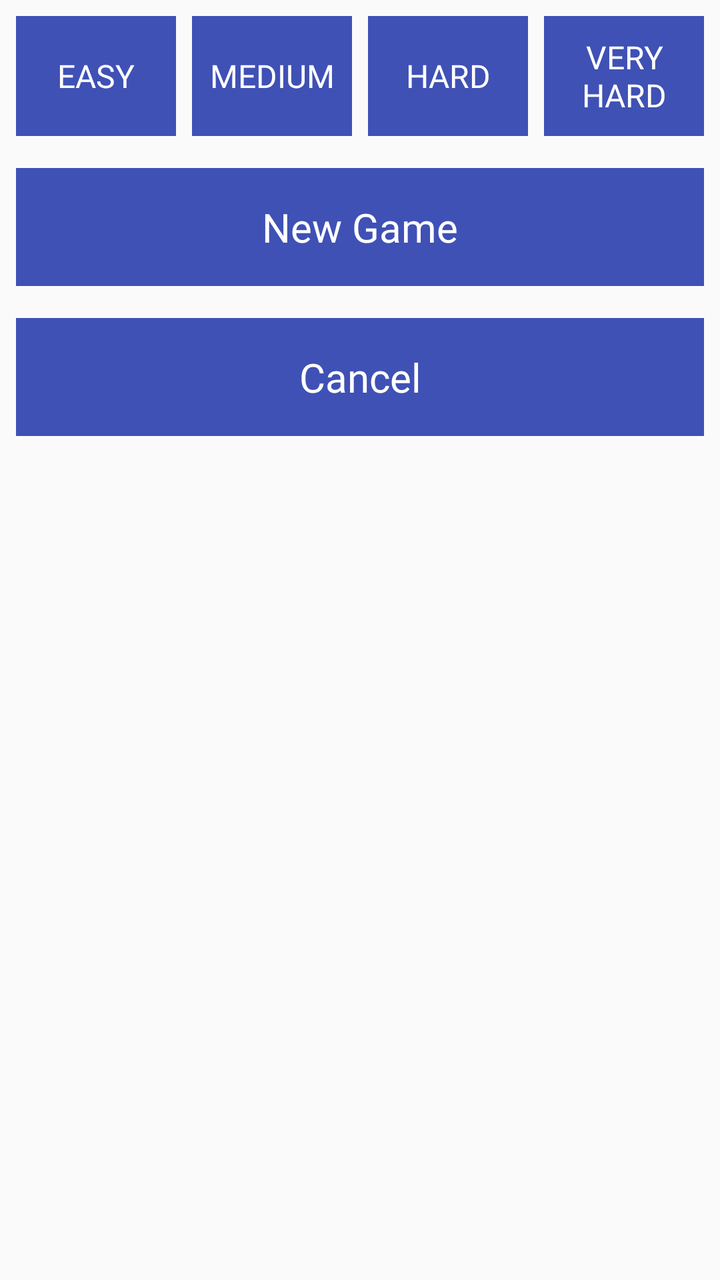
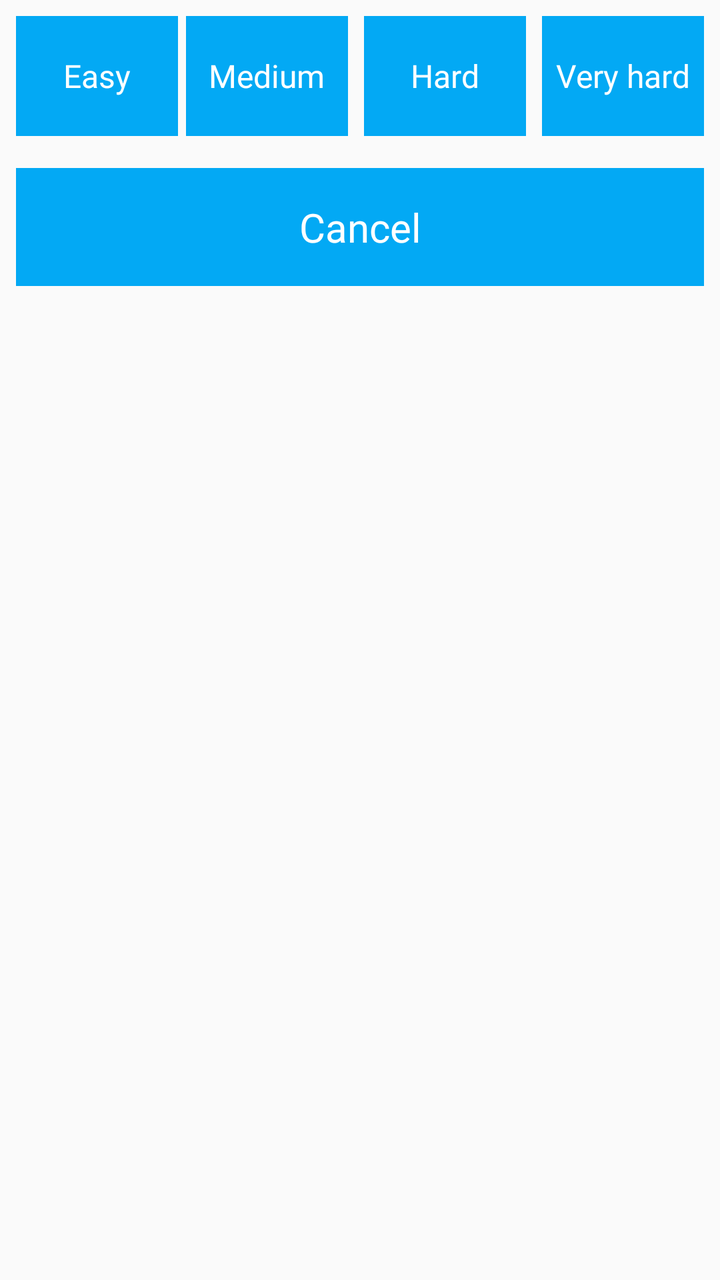

Compare the two renders of this Android layout. The source of the first and the diff that turns it into the second are given below.
<!-- AndroidManifest.xml: application theme AppTheme -->
<!-- res/layout/dialog_menu.xml -->
<?xml version="1.0" encoding="utf-8"?>
<LinearLayout xmlns:android="http://schemas.android.com/apk/res/android"
    android:layout_width="match_parent"
    android:layout_height="wrap_content"
    android:orientation="vertical"
    android:padding="@dimen/mini_margin" >

    <LinearLayout
        android:layout_width="match_parent"
        android:layout_height="wrap_content"
        android:gravity="center_vertical"
        android:orientation="horizontal" >

        <RelativeLayout
            android:layout_width="0dp"
            android:layout_height="wrap_content"
            android:gravity="center"
            android:layout_marginRight="@dimen/radius"
            android:layout_weight="1" >

            <Button
                android:id="@+id/btnEasy"
                android:layout_width="match_parent"
                android:layout_height="60dp"
                android:padding="@dimen/radius"
                android:textColor="@android:color/white"
                android:background="@color/colorPrimary"
                android:textSize="@dimen/standard_text"
                style="@style/CustomFontStyle"
                android:text="Easy" />
        </RelativeLayout>

        <RelativeLayout
            android:layout_width="0dp"
            android:layout_height="wrap_content"
            android:gravity="center"
            android:layout_marginRight="@dimen/radius"
            android:layout_marginLeft="@dimen/radius"
            android:layout_weight="1" >

            <Button
                android:id="@+id/btnMedium"
                android:layout_width="match_parent"
                android:layout_height="60dp"
                android:padding="@dimen/radius"
                android:textColor="@android:color/white"
                android:background="@color/colorPrimary"
                android:textSize="@dimen/standard_text"
                style="@style/CustomFontStyle"
                android:text="Medium" />
        </RelativeLayout>

        <RelativeLayout
            android:layout_width="0dp"
            android:layout_height="wrap_content"
            android:gravity="center"
            android:layout_marginRight="@dimen/radius"
            android:layout_marginLeft="@dimen/radius"
            android:layout_weight="1" >

            <Button
                android:id="@+id/btnHard"
                android:layout_width="match_parent"
                android:layout_height="60dp"
                android:padding="@dimen/radius"
                android:textColor="@android:color/white"
                android:background="@color/colorPrimary"
                android:textSize="@dimen/standard_text"
                style="@style/CustomFontStyle"
                android:text="Hard" />
        </RelativeLayout>

        <RelativeLayout
            android:layout_width="0dp"
            android:layout_height="wrap_content"
            android:gravity="center"
            android:layout_marginLeft="@dimen/radius"
            android:layout_weight="1" >

            <Button
                android:id="@+id/btnVeryHard"
                android:layout_width="match_parent"
                android:layout_height="60dp"
                android:textColor="@android:color/white"
                android:background="@color/colorPrimary"
                android:padding="@dimen/radius"
                android:textSize="@dimen/standard_text"
                style="@style/CustomFontStyle"
                android:text="Very hard" />
        </RelativeLayout>
    </LinearLayout>

    <LinearLayout
        android:layout_width="match_parent"
        android:layout_height="wrap_content"
        android:layout_marginTop="@dimen/standard_margin"
        android:orientation="vertical" >

        <Button
            android:id="@+id/btnRestart"
            android:layout_width="match_parent"
            android:layout_height="wrap_content"
            android:textSize="@dimen/more_standard_text"
            android:textColor="@android:color/white"
            android:background="@color/colorPrimary"
            android:textAllCaps="false"
            android:padding="@dimen/standard_margin"
            style="@style/CustomFontStyle"
            android:text="@string/restart" />

    </LinearLayout>

    <LinearLayout
        android:layout_width="match_parent"
        android:layout_height="wrap_content"
        android:layout_marginTop="@dimen/standard_margin"
        android:visibility="gone"
        android:orientation="vertical" >

        <Button
            android:id="@+id/btnResults"
            android:layout_width="match_parent"
            android:layout_height="wrap_content"
            android:textSize="@dimen/more_standard_text"
            android:textColor="@android:color/white"
            android:background="@color/colorPrimary"
            android:textAllCaps="false"
            android:padding="@dimen/standard_margin"
            android:text="@string/results" />

    </LinearLayout>

    <LinearLayout
        android:layout_width="match_parent"
        android:layout_height="wrap_content"
        android:layout_marginTop="@dimen/standard_margin"
        android:orientation="vertical" >

        <Button
            android:id="@+id/btnCancel"
            android:layout_width="match_parent"
            android:layout_height="wrap_content"
            android:textSize="@dimen/more_standard_text"
            android:textColor="@android:color/white"
            android:background="@color/colorPrimary"
            android:textAllCaps="false"
            android:padding="@dimen/standard_margin"
            style="@style/CustomFontStyle"
            android:text="@string/cancel" />

    </LinearLayout>
</LinearLayout>
<!-- resources referenced by this layout -->
<resources>
  <color name="colorPrimary">#3F51B5</color>
  <dimen name="mini_margin">8dp</dimen>
  <dimen name="more_standard_text">20sp</dimen>
  <dimen name="radius">4dp</dimen>
  <dimen name="standard_margin">16dp</dimen>
  <dimen name="standard_text">16sp</dimen>
  <string name="cancel">Cancel</string>
  <string name="restart">New Game</string>
  <string name="results">Results</string>
  <style name="CustomFontStyle" parent="@android:style/TextAppearance.Small">
          <item name="android:fontFamily">@font/level_personal</item>
      </style>
  <style name="AppTheme" parent="Theme.AppCompat.Light.NoActionBar">
          
          <item name="colorPrimary">@color/colorPrimary</item>
          <item name="colorPrimaryDark">@color/colorPrimaryDark</item>
          <item name="colorAccent">@color/colorAccent</item>
      </style>
  <color name="colorPrimaryDark">#303F9F</color>
  <color name="colorAccent">#FF4081</color>
</resources>

<!-- the commit's change to res/layout/dialog_menu.xml (unified diff, before → after) -->
@@ -3,150 +3,85 @@
     android:layout_width="match_parent"
     android:layout_height="wrap_content"
     android:orientation="vertical"
-    android:padding="@dimen/mini_margin" >
+    android:padding="@dimen/mini_margin">
 
     <LinearLayout
         android:layout_width="match_parent"
         android:layout_height="wrap_content"
         android:gravity="center_vertical"
-        android:orientation="horizontal" >
+        android:orientation="horizontal">
 
-        <RelativeLayout
+        <TextView
+            android:id="@+id/btnEasy"
+            style="@style/DialogButtonStyle"
             android:layout_width="0dp"
-            android:layout_height="wrap_content"
+            android:layout_height="60dp"
+            android:layout_weight="1"
             android:gravity="center"
+            android:padding="@dimen/radius"
+            android:text="Easy"
+            android:textColor="@android:color/white"
+            android:textSize="@dimen/standard_text" />
+
+        <TextView
+            android:id="@+id/btnMedium"
+            style="@style/DialogButtonStyle"
+            android:layout_width="0dp"
+            android:layout_height="60dp"
+            android:layout_marginLeft="@dimen/radius"
             android:layout_marginRight="@dimen/radius"
-            android:layout_weight="1" >
+            android:layout_weight="1"
+            android:gravity="center"
+            android:padding="@dimen/radius"
+            android:text="Medium"
+            android:textColor="@android:color/white"
+            android:textSize="@dimen/standard_text" />
 
-            <Button
-                android:id="@+id/btnEasy"
-                android:layout_width="match_parent"
-                android:layout_height="60dp"
-                android:padding="@dimen/radius"
-                android:textColor="@android:color/white"
-                android:background="@color/colorPrimary"
-                android:textSize="@dimen/standard_text"
-                style="@style/CustomFontStyle"
-                android:text="Easy" />
-        </RelativeLayout>
+        <TextView
+            android:id="@+id/btnHard"
+            style="@style/DialogButtonStyle"
+            android:layout_width="0dp"
+            android:layout_height="60dp"
+            android:layout_marginLeft="@dimen/radius"
+            android:layout_marginRight="@dimen/radius"
+            android:layout_weight="1"
+            android:gravity="center"
+            android:padding="@dimen/radius"
+            android:text="Hard"
+            android:textColor="@android:color/white"
+            android:textSize="@dimen/standard_text" />
 
-        <RelativeLayout
+        <TextView
+            android:id="@+id/btnVeryHard"
+            style="@style/DialogButtonStyle"
             android:layout_width="0dp"
-            android:layout_height="wrap_content"
+            android:layout_height="60dp"
+            android:layout_marginStart="@dimen/radius"
+            android:layout_weight="1"
             android:gravity="center"
-            android:layout_marginRight="@dimen/radius"
-            android:layout_marginLeft="@dimen/radius"
-            android:layout_weight="1" >
-
-            <Button
-                android:id="@+id/btnMedium"
-                android:layout_width="match_parent"
-                android:layout_height="60dp"
-                android:padding="@dimen/radius"
-                android:textColor="@android:color/white"
-                android:background="@color/colorPrimary"
-                android:textSize="@dimen/standard_text"
-                style="@style/CustomFontStyle"
-                android:text="Medium" />
-        </RelativeLayout>
-
-        <RelativeLayout
-            android:layout_width="0dp"
-            android:layout_height="wrap_content"
-            android:gravity="center"
-            android:layout_marginRight="@dimen/radius"
-            android:layout_marginLeft="@dimen/radius"
-            android:layout_weight="1" >
-
-            <Button
-                android:id="@+id/btnHard"
-                android:layout_width="match_parent"
-                android:layout_height="60dp"
-                android:padding="@dimen/radius"
-                android:textColor="@android:color/white"
-                android:background="@color/colorPrimary"
-                android:textSize="@dimen/standard_text"
-                style="@style/CustomFontStyle"
-                android:text="Hard" />
-        </RelativeLayout>
-
-        <RelativeLayout
-            android:layout_width="0dp"
-            android:layout_height="wrap_content"
-            android:gravity="center"
-            android:layout_marginLeft="@dimen/radius"
-            android:layout_weight="1" >
-
-            <Button
-                android:id="@+id/btnVeryHard"
-                android:layout_width="match_parent"
-                android:layout_height="60dp"
-                android:textColor="@android:color/white"
-                android:background="@color/colorPrimary"
-                android:padding="@dimen/radius"
-                android:textSize="@dimen/standard_text"
-                style="@style/CustomFontStyle"
-                android:text="Very hard" />
-        </RelativeLayout>
+            android:padding="@dimen/radius"
+            android:text="Very hard"
+            android:textColor="@android:color/white"
+            android:textSize="@dimen/standard_text" />
     </LinearLayout>
 
     <LinearLayout
         android:layout_width="match_parent"
         android:layout_height="wrap_content"
         android:layout_marginTop="@dimen/standard_margin"
-        android:orientation="vertical" >
-
-        <Button
-            android:id="@+id/btnRestart"
-            android:layout_width="match_parent"
-            android:layout_height="wrap_content"
-            android:textSize="@dimen/more_standard_text"
-            android:textColor="@android:color/white"
-            android:background="@color/colorPrimary"
-            android:textAllCaps="false"
-            android:padding="@dimen/standard_margin"
-            style="@style/CustomFontStyle"
-            android:text="@string/restart" />
-
-    </LinearLayout>
-
-    <LinearLayout
-        android:layout_width="match_parent"
-        android:layout_height="wrap_content"
-        android:layout_marginTop="@dimen/standard_margin"
-        android:visibility="gone"
-        android:orientation="vertical" >
-
-        <Button
-            android:id="@+id/btnResults"
-            android:layout_width="match_parent"
-            android:layout_height="wrap_content"
-            android:textSize="@dimen/more_standard_text"
-            android:textColor="@android:color/white"
-            android:background="@color/colorPrimary"
-            android:textAllCaps="false"
-            android:padding="@dimen/standard_margin"
-            android:text="@string/results" />
-
-    </LinearLayout>
-
-    <LinearLayout
-        android:layout_width="match_parent"
-        android:layout_height="wrap_content"
-        android:layout_marginTop="@dimen/standard_margin"
-        android:orientation="vertical" >
+        android:orientation="vertical">
 
         <Button
             android:id="@+id/btnCancel"
+            style="@style/DialogButtonStyle"
             android:layout_width="match_parent"
             android:layout_height="wrap_content"
-            android:textSize="@dimen/more_standard_text"
+            android:background="@color/colorPrimary"
+            android:padding="@dimen/standard_margin"
+            android:text="@string/cancel"
+            android:textAllCaps="false"
             android:textColor="@android:color/white"
-            android:background="@color/colorPrimary"
-            android:textAllCaps="false"
-            android:padding="@dimen/standard_margin"
-            style="@style/CustomFontStyle"
-            android:text="@string/cancel" />
+            android:textSize="@dimen/more_standard_text" />
 
     </LinearLayout>
 </LinearLayout>
<!-- resource entries referenced after the edit -->
@@ -1,24 +1,47 @@
 <!-- resources referenced by this layout -->
 <resources>
-  <color name="colorPrimary">#3F51B5</color>
+  <color name="colorPrimary">#03A9F4</color>
   <dimen name="mini_margin">8dp</dimen>
   <dimen name="more_standard_text">20sp</dimen>
   <dimen name="radius">4dp</dimen>
   <dimen name="standard_margin">16dp</dimen>
   <dimen name="standard_text">16sp</dimen>
   <string name="cancel">Cancel</string>
-  <string name="restart">New Game</string>
-  <string name="results">Results</string>
+  <style name="DialogButtonStyle" parent="CustomFontStyle">
+          <item name="android:background">@drawable/menu_button_bg</item>
+      </style>
   <style name="CustomFontStyle" parent="@android:style/TextAppearance.Small">
           <item name="android:fontFamily">@font/level_personal</item>
       </style>
+  <!-- drawable menu_button_bg (drawable) -->
+  <?xml version="1.0" encoding="utf-8"?>
+  <selector
+      xmlns:android="http://schemas.android.com/apk/res/android">
+      <item android:state_selected="true">
+          <shape android:shape="rectangle">
+              <solid android:color="@android:color/holo_green_dark" />
+  
+          </shape>
+      </item>
+      <item android:state_pressed="true">
+          <shape android:shape="rectangle">
+              <solid android:color="@android:color/holo_green_dark" />
+  
+          </shape>
+      </item>
+      <item>
+          <shape android:shape="rectangle" >
+              <solid android:color="@color/colorPrimary" />
+          </shape>
+      </item>
+  </selector>
   <style name="AppTheme" parent="Theme.AppCompat.Light.NoActionBar">
           
           <item name="colorPrimary">@color/colorPrimary</item>
           <item name="colorPrimaryDark">@color/colorPrimaryDark</item>
           <item name="colorAccent">@color/colorAccent</item>
       </style>
-  <color name="colorPrimaryDark">#303F9F</color>
+  <color name="colorPrimaryDark">#1D688A</color>
   <color name="colorAccent">#FF4081</color>
 </resources>
 
